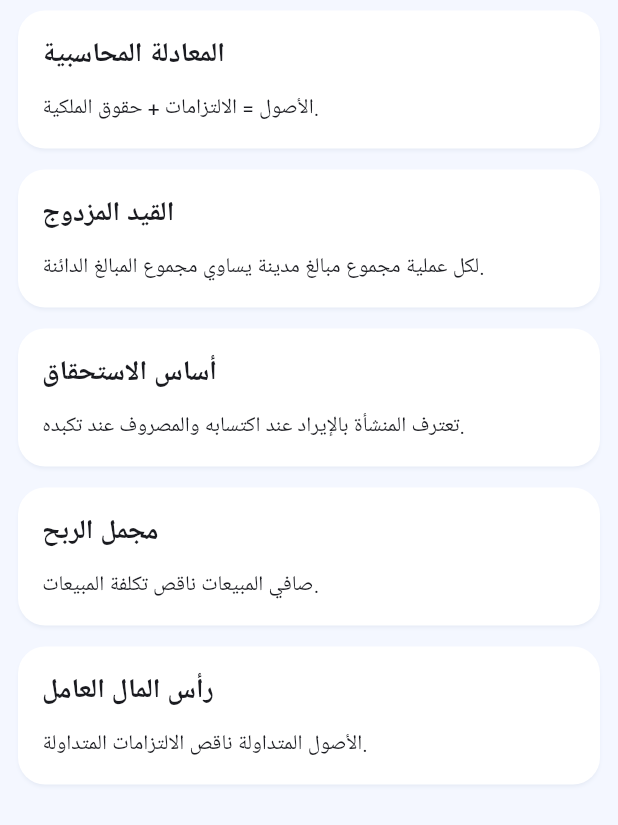
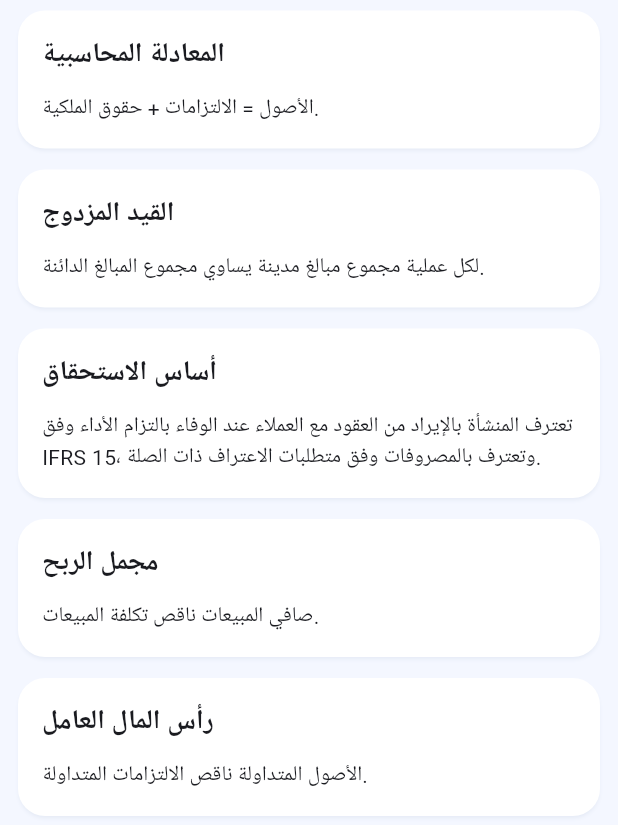
Before and after one commit to aljwaal1/Accounting-bag, a Flutter app: the NotesScreen widget shown alone on an empty page, opened directly with empty values, on a phone screen of 412 x 824 dp. Shown: the top 825 px of the screen. Run offline on Flutter 3.47's test engine with Material 3 defaults, Android fonts, the phone set to English and light mode, and no system bars; our stand-ins replace printing, share_plus, shared_preferences, sqflite; missing offline and left inert: excel; accounts and stored records are empty.

Commit message:
Clarify IFRS 15 revenue and IFRS 16 rent journal assumptions

```diff
--- a/lib/main.dart
+++ b/lib/main.dart
@@ -201,14 +201,14 @@ class NotesScreen extends StatelessWidget{
  const notes=[
  ['المعادلة المحاسبية','Accounting equation','الأصول = الالتزامات + حقوق الملكية.','Assets = Liabilities + Equity.'],
  ['القيد المزدوج','Double-entry','لكل عملية مجموع مبالغ مدينة يساوي مجموع المبالغ الدائنة.','Every transaction has equal total debits and credits.'],
- ['أساس الاستحقاق','Accrual basis','تعترف المنشأة بالإيراد عند اكتسابه والمصروف عند تكبده.','Recognize revenue when earned and expenses when incurred.'],
+ ['أساس الاستحقاق','Accrual basis','تعترف المنشأة بالإيراد من العقود مع العملاء عند الوفاء بالتزام الأداء وفق IFRS 15، وتعترف بالمصروفات وفق متطلبات الاعتراف ذات الصلة.','Recognize revenue from customer contracts when performance obligations are satisfied under IFRS 15; recognize expenses under applicable recognition requirements.'],
  ['مجمل الربح','Gross profit','صافي المبيعات ناقص تكلفة المبيعات.','Net sales minus cost of sales.'],
  ['رأس المال العامل','Working capital','الأصول المتداولة ناقص الالتزامات المتداولة.','Current assets minus current liabilities.']
  ];
  const journals=[
  ['شراء مخزون نقدًا','Cash inventory purchase','المخزون','Inventory','النقدية','Cash','وفق نظام الجرد المستمر','Under the perpetual inventory system'],
  ['تحصيل دين من عميل','Collect receivable','النقدية','Cash','الذمم المدينة','Accounts receivable','لا ينشأ إيراد جديد من التحصيل','Collection does not create new revenue'],
- ['دفع إيجار الفترة','Pay current rent','مصروف الإيجار','Rent expense','النقدية','Cash','إثبات مصروف الإيجار المدفوع للفترة','Record current-period rent expense paid'],
+ ['دفع إيجار الفترة','Pay current rent','مصروف الإيجار','Rent expense','النقدية','Cash','مثال لإيجار معفى من إثبات أصل حق الاستخدام والتزام الإيجار وفق IFRS 16، عند اختيار الإعفاء المناسب','Example of rent eligible for an elected IFRS 16 recognition exemption'],
  ['شراء معدات بالآجل','Equipment on account','المعدات','Equipment','الذمم الدائنة','Accounts payable','إثبات أصل والتزام','Record an asset and liability'],
  ['إثبات الرواتب المستحقة','Accrue salaries','مصروف الرواتب','Salaries expense','رواتب مستحقة الدفع','Salaries payable','رواتب الفترة غير المدفوعة','Unpaid salaries for the period']
  ];
```
